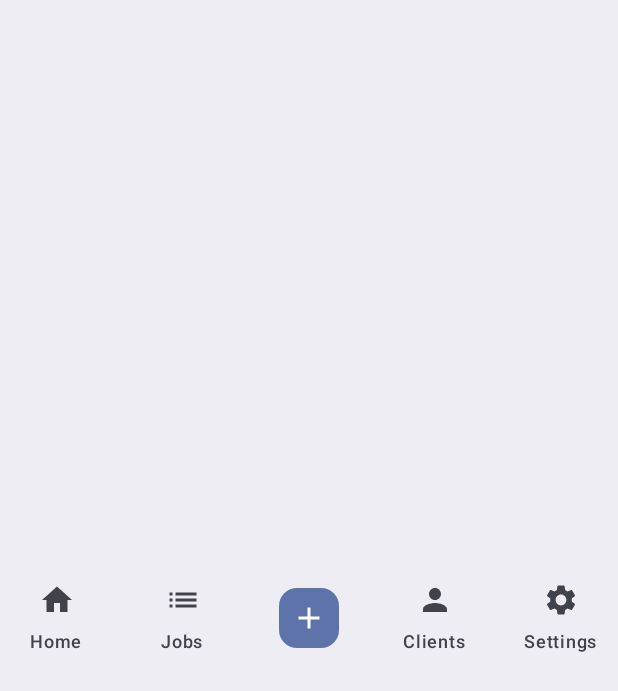
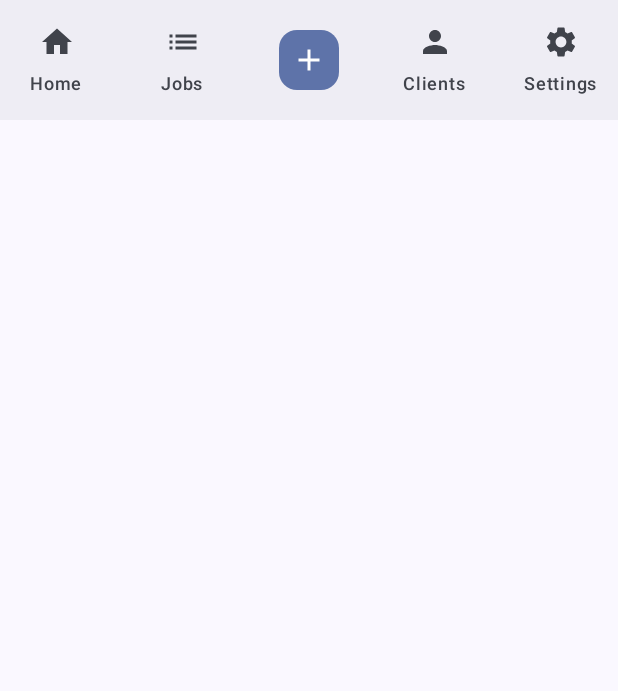
Before and after one commit to abncore/wrap, an Android app built with Jetpack Compose: the composable WrapBottomBar called with empty values, on a phone screen of 412 x 824 dp. Shown: the top 691 px of the screen. Run offline under Robolectric (Android 15) with nearby library versions, the phone set to English and light mode, and no system bars.

Commit message:
Fix bottom bar stretching to full screen height
The + button slot used fillMaxHeight inside NavigationBar, which only
sets a minimum height, so the bar grew to the whole screen and the
tabs rendered in the middle. Centre the slot vertically instead.

```diff
--- a/androidApp/src/main/kotlin/com/abaan/wrap/ui/navigation/WrapBottomBar.kt
+++ b/androidApp/src/main/kotlin/com/abaan/wrap/ui/navigation/WrapBottomBar.kt
@@ -2,7 +2,6 @@ package com.abaan.wrap.ui.navigation
 
 import androidx.compose.foundation.layout.Box
 import androidx.compose.foundation.layout.RowScope
-import androidx.compose.foundation.layout.fillMaxHeight
 import androidx.compose.material.icons.Icons
 import androidx.compose.material.icons.filled.Add
 import androidx.compose.material3.FloatingActionButtonDefaults
@@ -34,8 +33,10 @@ fun WrapBottomBar(
             TabItem(destination, selected = destination == current, onSelect = onSelect)
         }
 
+        // NavigationBar only sets a minimum height, so the slot must not fill the
+        // available height or the bar stretches to the whole screen.
         Box(
-            modifier = Modifier.weight(1f).fillMaxHeight(),
+            modifier = Modifier.weight(1f).align(Alignment.CenterVertically),
             contentAlignment = Alignment.Center,
         ) {
             SmallFloatingActionButton(
```
